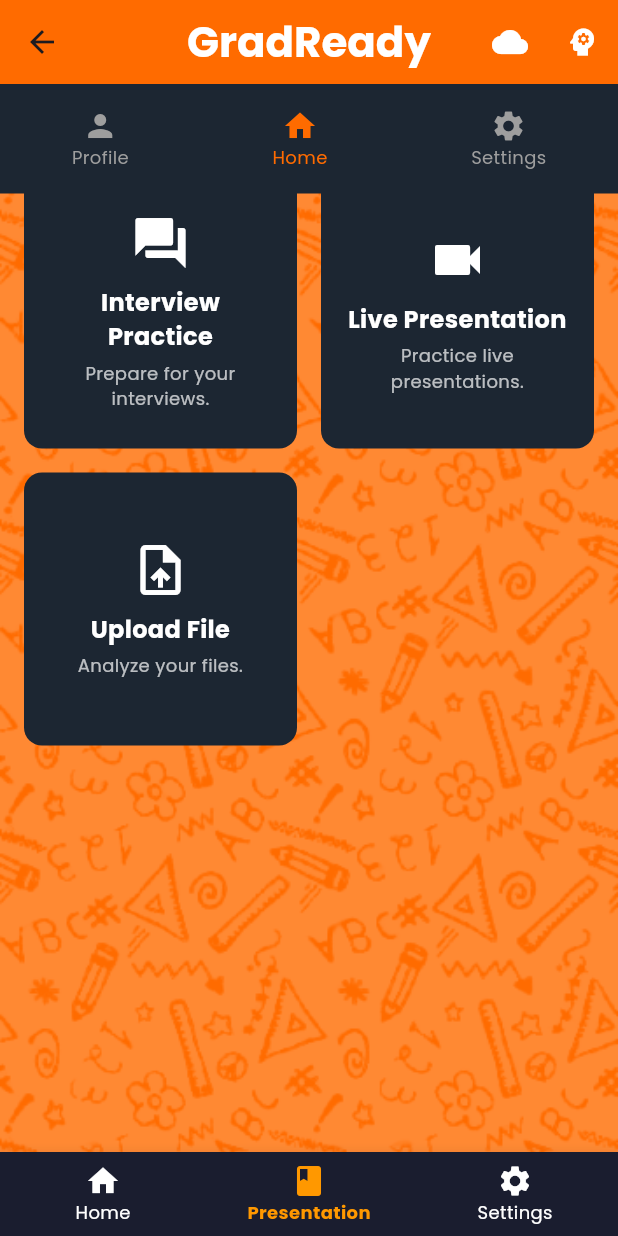
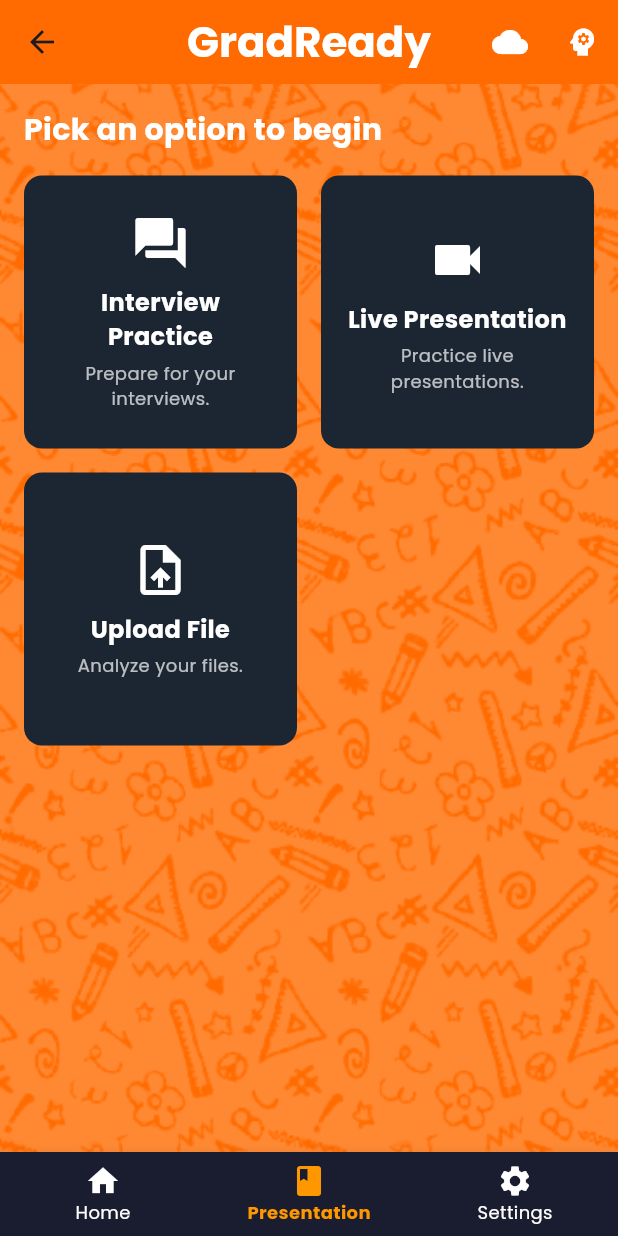
Before and after one commit to Rikue29/grad_ready, a Flutter app: the PresentationHomePage screen opened by its route, on a phone screen of 412 x 824 dp. Run offline on Flutter 3.47's test engine with Material 3 defaults, Android fonts, the phone set to English and light mode, and no system bars; our stand-ins replace avatar_glow, firebase_auth, firebase_core, flutter_dotenv, google_fonts, google_generative_ai and 2 more; missing offline and left inert: google_speech, googleapis; accounts and stored records are empty.

Commit message:
Fix the duplicate Navbar part

```diff
--- a/lib/main.dart
+++ b/lib/main.dart
@@ -1,6 +1,8 @@
 import 'package:flutter/material.dart';
+import 'package:gradready_interview/screens/profile_page.dart';
+import 'package:gradready_interview/screens/settings_page.dart';
 import 'package:gradready_interview/screens/splash_screen.dart';
-import 'screens/homepage.dart'; // Ensure this file exists and is correct
+// Ensure this file exists and is correct
 import 'package:firebase_core/firebase_core.dart';
 import 'package:flutter_dotenv/flutter_dotenv.dart';
 import 'screens/login.dart';
@@ -33,7 +35,7 @@ class MyApp extends StatelessWidget {
         primarySwatch: Colors.orange,
         textTheme: GoogleFonts.poppinsTextTheme(),
       ),
-      home: SplashScreen(),
+      home: const SplashScreen(),
       routes: {
         '/login': (context) => LoginPage(),
         '/presentation': (context) => const PresentationHomePage(),
@@ -41,6 +43,8 @@ class MyApp extends StatelessWidget {
         '/audio-analysis': (context) => const AudioAnalysisPage(),
         '/interview': (context) => const InterviewRoleScreen(),
         '/splashpage': (context) => const SplashScreen(),
+        '/profile': (context) => const ProfilePage(),
+        '/settings': (context) => const SettingsPage(),
       },
     );
   }
--- a/lib/screens/homepage.dart
+++ b/lib/screens/homepage.dart
@@ -1,5 +1,4 @@
 import 'package:flutter/material.dart';
-import 'package:flutter/services.dart';
 import 'profile_page.dart';
 import 'settings_page.dart';
 import '../widgets/custom_navbar.dart';
@@ -15,8 +14,8 @@ class MyApp extends StatelessWidget {
 
   @override
   Widget build(BuildContext context) {
-    return MaterialApp(
-      home: const HomePageStateful(),
+    return const MaterialApp(
+      home: HomePageStateful(),
     );
   }
 }
@@ -195,7 +194,8 @@ class HomeContent extends StatelessWidget {
     );
   }
 
-  Widget _buildModeCard(String title, {required String imagePath, required BuildContext context}) {
+  Widget _buildModeCard(String title,
+      {required String imagePath, required BuildContext context}) {
     return Card(
       elevation: 4,
       shape: RoundedRectangleBorder(
@@ -207,19 +207,22 @@ class HomeContent extends StatelessWidget {
           if (title == "Presentation") {
             Navigator.pushReplacement(
               context,
-              MaterialPageRoute(builder: (context) => const PresentationHomePage()),
+              MaterialPageRoute(
+                  builder: (context) => const PresentationHomePage()),
             );
           } else {
             Navigator.pushReplacement(
               context,
-              MaterialPageRoute(builder: (context) => const InterviewRoleScreen()),
+              MaterialPageRoute(
+                  builder: (context) => const InterviewRoleScreen()),
             );
           }
         },
         child: Column(
           children: [
             ClipRRect(
-              borderRadius: const BorderRadius.vertical(top: Radius.circular(12)),
+              borderRadius:
+                  const BorderRadius.vertical(top: Radius.circular(12)),
               child: Image.asset(
                 imagePath,
                 height: 150,
--- a/lib/screens/presentation_homepage.dart
+++ b/lib/screens/presentation_homepage.dart
@@ -1,11 +1,9 @@
 import 'package:flutter/material.dart';
 import 'gcp_test_page.dart';
 import 'live_presentation_page.dart';
-import 'audio_analysis_page.dart';
 import 'profile_page.dart';
 import 'settings_page.dart';
 import '../widgets/custom_navbar.dart';
-
 
 class PresentationHomePage extends StatelessWidget {
   const PresentationHomePage({super.key});
@@ -118,18 +116,19 @@ class PresentationHomePage extends StatelessWidget {
               ],
             ),
           ),
-          _buildBottomNav(context),
         ],
       ),
       bottomNavigationBar: CustomNavBar(
         currentIndex: 1, // Set to 1 as this is the Presentation Homepage
         onTap: (index) {
           if (index == 0) {
-            Navigator.pushNamed(context, '/home'); // Navigate to Home
+            Navigator.pushNamed(
+                context, '/profile'); // Navigate to Profile Page
           } else if (index == 1) {
             // Stay on the current page
           } else if (index == 2) {
-            Navigator.pushNamed(context, '/settings'); // Navigate to Settings
+            Navigator.pushNamed(
+                context, '/settings'); // Navigate to Settings Page
           }
         },
       ),
@@ -181,80 +180,4 @@ class PresentationHomePage extends StatelessWidget {
       ),
     );
   }
-
-  Widget _buildBottomNav(BuildContext context) {
-    return Container(
-      padding: const EdgeInsets.symmetric(vertical: 16),
-      color: const Color(0xFF1C2632),
-      child: Row(
-        mainAxisAlignment: MainAxisAlignment.spaceAround,
-        children: [
-          _BottomNavItem(
-            icon: Icons.person,
-            label: "Profile",
-            isSelected: false,
-            onTap: () {
-              Navigator.push(
-                context,
-                MaterialPageRoute(builder: (context) => const ProfilePage()),
-              );
-            },
-          ),
-          _BottomNavItem(
-            icon: Icons.home,
-            label: "Home",
-            isSelected: true,
-            onTap: () {
-              // Stay on home page
-            },
-          ),
-          _BottomNavItem(
-            icon: Icons.settings,
-            label: "Settings",
-            isSelected: false,
-            onTap: () {
-              Navigator.push(
-                context,
-                MaterialPageRoute(builder: (context) => const SettingsPage()),
-              );
-            },
-          ),
-        ],
-      ),
-    );
-  }
 }
-
-class _BottomNavItem extends StatelessWidget {
-  final IconData icon;
-  final String label;
-  final bool isSelected;
-  final VoidCallback onTap;
-
-  const _BottomNavItem({
-    required this.icon,
-    required this.label,
-    this.isSelected = false,
-    required this.onTap,
-  });
-
-  @override
-  Widget build(BuildContext context) {
-    return GestureDetector(
-      onTap: onTap,
-      child: Column(
-        mainAxisSize: MainAxisSize.min,
-        children: [
-          Icon(icon, color: isSelected ? const Color(0xFFFF6B00) : Colors.grey),
-          Text(
-            label,
-            style: TextStyle(
-              color: isSelected ? const Color(0xFFFF6B00) : Colors.grey,
-              fontSize: 12,
-            ),
-          ),
-        ],
-      ),
-    );
-  }
-}
```
Also changed, not shown: lib/screens/login.dart (+4 -3 lines), lib/screens/profile_page.dart (+5 -7 lines).
